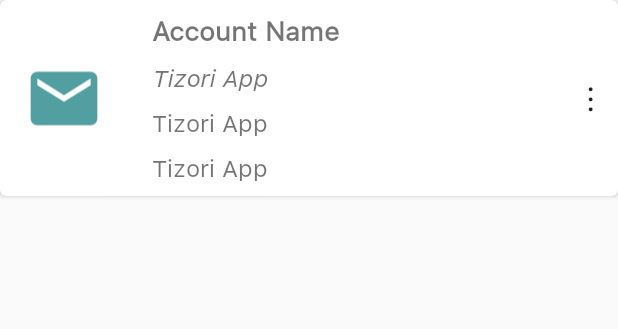
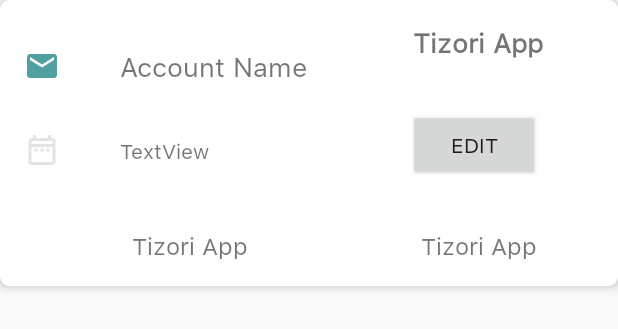
Before and after one commit to devover30/pwdmanager-android-app, an Android app: the layout account_row.xml on its own in the app's theme, with its tools: preview values and no code run, on a phone screen of 412 x 824 dp. Shown: the top 329 px of the screen. Run offline under Robolectric (Android 15) with nearby library versions, the phone set to English and light mode, and no system bars.

Commit message:
api get account

```diff
--- a/app/src/main/java/info/devram/tizori/Repository/DBAccountsRepository.java
+++ b/app/src/main/java/info/devram/tizori/Repository/DBAccountsRepository.java
@@ -62,7 +62,7 @@ public class DBAccountsRepository implements
 
                 Accounts account = new Accounts();
                 account.setId(cursor
-                        .getInt(cursor.getColumnIndex(Util.KEY_ID)));
+                        .getString(cursor.getColumnIndex(Util.KEY_ID)));
                 account.setType(cursor
                         .getString(cursor.getColumnIndex(Util.KEY_TYPE)));
                 account.setAccountName(cursor
@@ -97,7 +97,7 @@ public class DBAccountsRepository implements
 
         if (cursor != null) {
             cursor.moveToFirst();
-            account.setId(cursor.getInt(cursor.getColumnIndex(Util.KEY_ID)));
+            account.setId(cursor.getString(cursor.getColumnIndex(Util.KEY_ID)));
             account.setAccountName(cursor.getString(cursor.getColumnIndex(Util.KEY_ACCOUNT_NAME)));
             account.setLoginId(cursor.getString(cursor.getColumnIndex(Util.KEY_ACCOUNT_NAME)));
             account.setLoginPwd(cursor.getString(cursor.getColumnIndex(Util.KEY_ACCOUNT_NAME)));
--- /dev/null
+++ b/app/src/main/res/drawable/ic_date.xml
@@ -0,0 +1,5 @@
+<vector android:height="24dp" android:tint="#E4E4E4"
+    android:viewportHeight="24" android:viewportWidth="24"
+    android:width="24dp" xmlns:android="http://schemas.android.com/apk/res/android">
+    <path android:fillColor="@android:color/white" android:pathData="M7,11h2v2L7,13v-2zM21,6v14c0,1.1 -0.9,2 -2,2L5,22c-1.11,0 -2,-0.9 -2,-2l0.01,-14c0,-1.1 0.88,-2 1.99,-2h1L6,2h2v2h8L16,2h2v2h1c1.1,0 2,0.9 2,2zM5,8h14L19,6L5,6v2zM19,20L19,10L5,10v10h14zM15,13h2v-2h-2v2zM11,13h2v-2h-2v2z"/>
+</vector>
--- a/app/src/main/res/layout/account_row.xml
+++ b/app/src/main/res/layout/account_row.xml
@@ -5,23 +5,37 @@
     android:layout_width="match_parent"
     android:layout_height="wrap_content"
     android:layout_marginBottom="16dp"
-    app:cardCornerRadius="4dp">
+    app:cardCornerRadius="6dp"
+    app:cardElevation="4dp">
 
     <androidx.constraintlayout.widget.ConstraintLayout
         android:layout_width="match_parent"
         android:layout_height="wrap_content">
 
 
+        <TextView
+            android:id="@+id/accname_txt_view"
+            android:layout_width="wrap_content"
+            android:layout_height="wrap_content"
+            android:layout_marginTop="16dp"
+            android:layout_marginEnd="40dp"
+            android:paddingStart="16dp"
+            android:paddingEnd="10dp"
+            android:text="@string/app_name"
+            android:textSize="18sp"
+            android:textStyle="bold"
+            app:layout_constraintEnd_toEndOf="parent"
+            app:layout_constraintTop_toTopOf="parent" />
+
         <ImageView
             android:id="@+id/icon_img_view"
-            android:layout_width="53dp"
-            android:layout_height="74dp"
+            android:layout_width="wrap_content"
+            android:layout_height="wrap_content"
             android:layout_marginStart="16dp"
-            android:layout_marginTop="8dp"
-            android:layout_marginBottom="8dp"
+            android:layout_marginTop="32dp"
             android:contentDescription="@string/account_type"
+            android:scaleType="center"
             android:src="@drawable/ic_email_black_24dp"
-            app:layout_constraintBottom_toBottomOf="parent"
             app:layout_constraintStart_toStartOf="parent"
             app:layout_constraintTop_toTopOf="parent" />
 
@@ -29,67 +43,71 @@
             android:id="@+id/type_txt_view"
             android:layout_width="wrap_content"
             android:layout_height="wrap_content"
-            android:layout_marginStart="16dp"
-            android:layout_marginTop="8dp"
-            android:paddingStart="16dp"
-            android:paddingEnd="10dp"
+            android:layout_marginStart="32dp"
+            android:padding="8dp"
             android:text="@string/account_name"
             android:textSize="18sp"
-            android:textStyle="bold"
+            app:layout_constraintBottom_toBottomOf="@+id/icon_img_view"
             app:layout_constraintStart_toEndOf="@+id/icon_img_view"
-            app:layout_constraintTop_toTopOf="parent" />
+            app:layout_constraintTop_toTopOf="@+id/icon_img_view" />
 
-        <TextView
-            android:id="@+id/accname_txt_view"
+        <ImageView
+            android:id="@+id/imageView"
             android:layout_width="wrap_content"
             android:layout_height="wrap_content"
-            android:layout_marginTop="8dp"
-            android:paddingStart="16dp"
-            android:paddingEnd="10dp"
-            android:text="@string/app_name"
-            android:textSize="16sp"
-            android:textStyle="italic"
-            app:layout_constraintStart_toStartOf="@+id/type_txt_view"
-            app:layout_constraintTop_toBottomOf="@+id/type_txt_view" />
-
-        <TextView
-            android:id="@+id/textViewOptions"
-            android:layout_width="wrap_content"
-            android:layout_height="wrap_content"
-            android:layout_marginTop="8dp"
-            android:layout_marginEnd="16dp"
-            android:layout_marginBottom="8dp"
-            android:text="@string/_8942"
-            android:textAppearance="?android:textAppearanceLarge"
-            app:layout_constraintBottom_toBottomOf="parent"
-            app:layout_constraintEnd_toEndOf="parent"
-            app:layout_constraintTop_toTopOf="parent" />
+            android:layout_marginTop="32dp"
+            app:layout_constraintStart_toStartOf="@+id/icon_img_view"
+            app:layout_constraintTop_toBottomOf="@+id/icon_img_view"
+            app:srcCompat="@drawable/ic_date" />
 
         <TextView
             android:id="@+id/accLoginId"
             android:layout_width="wrap_content"
             android:layout_height="wrap_content"
-            android:layout_marginTop="8dp"
             android:paddingStart="16dp"
             android:paddingEnd="10dp"
             android:text="@string/app_name"
             android:textSize="16sp"
-            app:layout_constraintStart_toStartOf="@+id/accname_txt_view"
-            app:layout_constraintTop_toBottomOf="@+id/accname_txt_view" />
+            app:layout_constraintBaseline_toBaselineOf="@+id/accLoginPwd"
+            app:layout_constraintStart_toStartOf="@+id/dateCreated" />
 
         <TextView
             android:id="@+id/accLoginPwd"
             android:layout_width="wrap_content"
             android:layout_height="wrap_content"
-            android:layout_marginTop="8dp"
-            android:layout_marginBottom="8dp"
+            android:layout_marginTop="32dp"
+            android:layout_marginBottom="16dp"
             android:paddingStart="16dp"
             android:paddingEnd="10dp"
             android:text="@string/app_name"
             android:textSize="16sp"
             app:layout_constraintBottom_toBottomOf="parent"
-            app:layout_constraintStart_toStartOf="@+id/accLoginId"
-            app:layout_constraintTop_toBottomOf="@+id/accLoginId" />
+            app:layout_constraintEnd_toEndOf="@+id/editBtn"
+            app:layout_constraintStart_toStartOf="@+id/editBtn"
+            app:layout_constraintTop_toBottomOf="@+id/editBtn"
+            app:layout_constraintVertical_bias="0.0" />
+
+        <TextView
+            android:id="@+id/dateCreated"
+            android:layout_width="wrap_content"
+            android:layout_height="wrap_content"
+            android:layout_marginStart="32dp"
+            android:padding="8dp"
+            android:textSize="14sp"
+            app:layout_constraintBottom_toBottomOf="@+id/imageView"
+            app:layout_constraintStart_toEndOf="@+id/imageView"
+            app:layout_constraintTop_toTopOf="@+id/imageView"
+            tools:text="TextView" />
+
+        <Button
+            android:id="@+id/editBtn"
+            android:layout_width="wrap_content"
+            android:layout_height="wrap_content"
+            android:layout_marginTop="32dp"
+            android:text="@string/edit"
+            app:layout_constraintEnd_toEndOf="@+id/accname_txt_view"
+            app:layout_constraintStart_toStartOf="@+id/accname_txt_view"
+            app:layout_constraintTop_toBottomOf="@+id/accname_txt_view" />
 
     </androidx.constraintlayout.widget.ConstraintLayout>
 </androidx.cardview.widget.CardView>
```
Also changed, not shown: app/build.gradle (+4 -5 lines), app/src/main/java/info/devram/tizori/AccountsActivity.java (+28 -30 lines), app/src/main/java/info/devram/tizori/Adapters/RecyclerAccountAdapter.java (+12 -21 lines), app/src/main/java/info/devram/tizori/Interfaces/HttpAsyncListener.java (added, +8 -0 lines), app/src/main/java/info/devram/tizori/Interfaces/LoginAsyncListener.java (deleted, +0 -8 lines), app/src/main/java/info/devram/tizori/MainActivity.java (+9 -7 lines), app/src/main/java/info/devram/tizori/Models/Accounts.java (+15 -3 lines), app/src/main/java/info/devram/tizori/Repository/ApiAccountRepository.java (+0 -48 lines), app/src/main/java/info/devram/tizori/Services/GetAccountsService.java (added, +134 -0 lines), app/src/main/java/info/devram/tizori/Services/LoginService.java (renamed from app/src/main/java/info/devram/tizori/Controller/LoginHandler.java, +6 -6 lines), app/src/main/java/info/devram/tizori/core/HttpHandler.java (+2 -17 lines), app/src/main/res/layout/activity_accounts.xml (+2 -26 lines).
